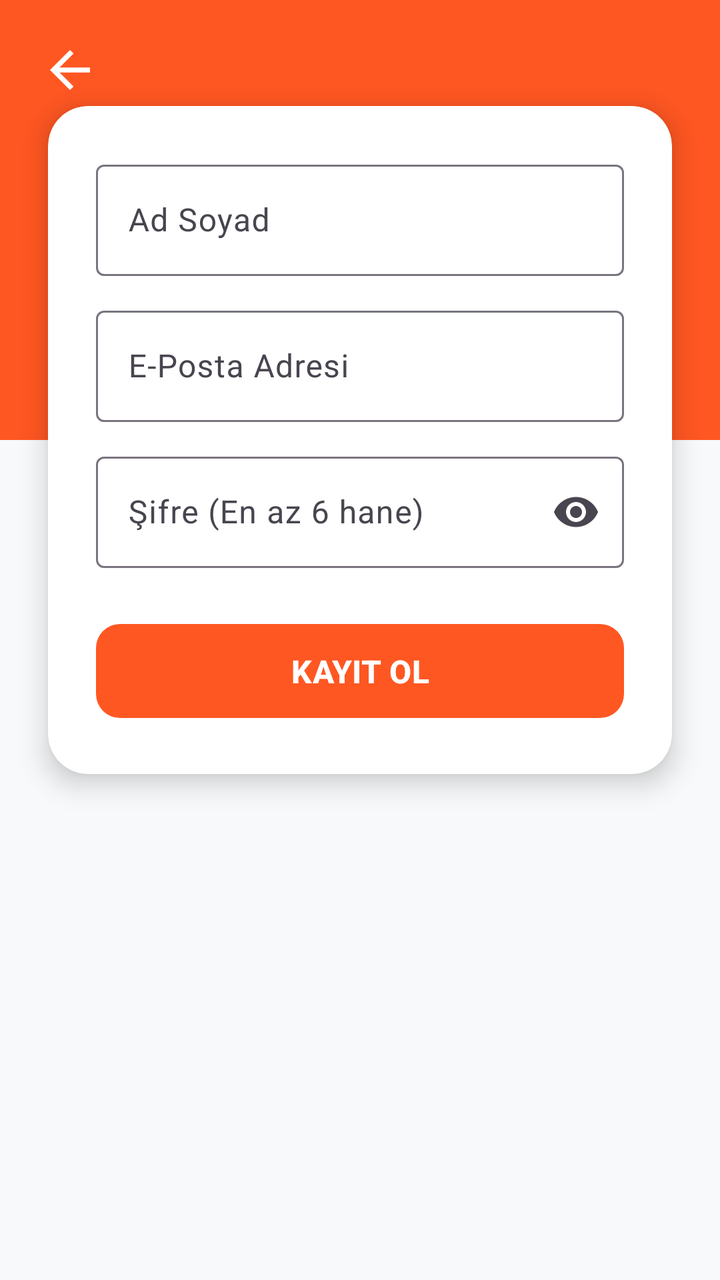
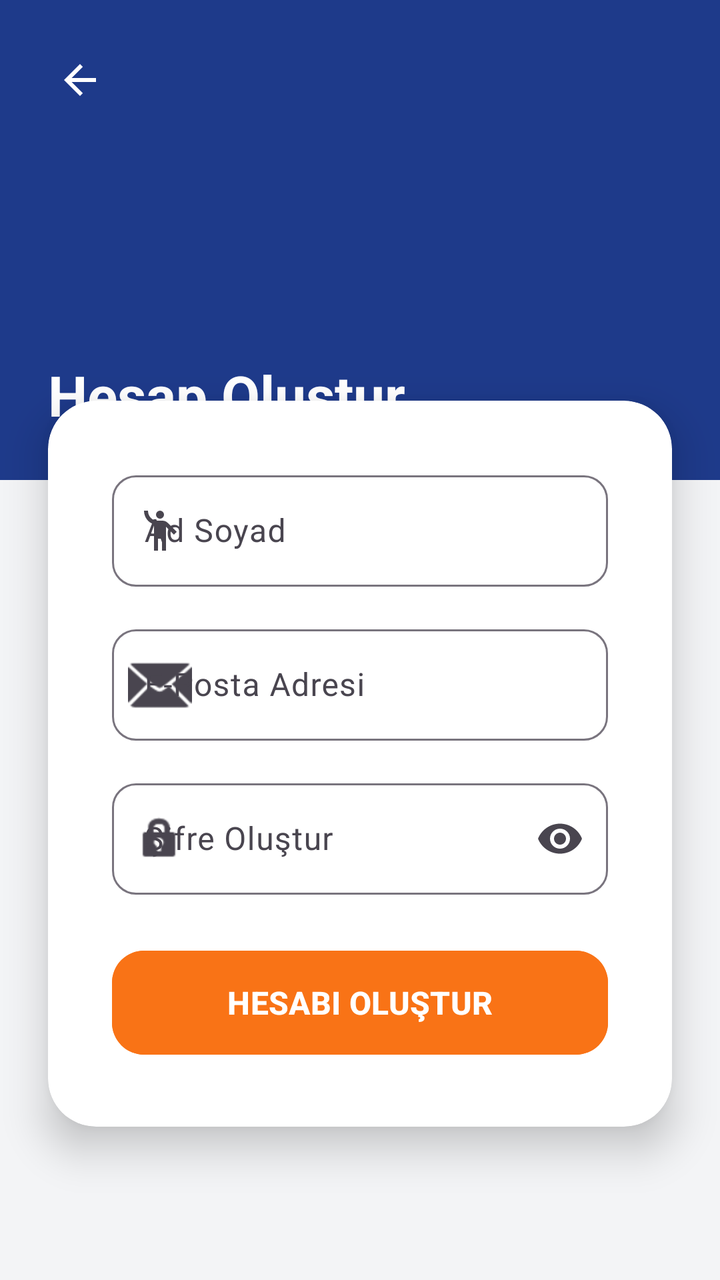

Compare the two renders of this Android layout. The source of the first and the diff that turns it into the second are given below.
<!-- AndroidManifest.xml: application theme Theme.Garajim -->
<!-- res/layout/activity_register.xml -->
<?xml version="1.0" encoding="utf-8"?>
<androidx.constraintlayout.widget.ConstraintLayout xmlns:android="http://schemas.android.com/apk/res/android"
    xmlns:app="http://schemas.android.com/apk/res-auto"
    android:layout_width="match_parent"
    android:layout_height="match_parent"
    android:background="#F8F9FA">

    <View
        android:id="@+id/viewHeaderReg"
        android:layout_width="match_parent"
        android:layout_height="220dp"
        android:background="#FF5722"
        app:layout_constraintTop_toTopOf="parent" />
    <ImageView
        android:id="@+id/btnBackRegister"
        android:layout_width="30dp"
        android:layout_height="30dp"
        android:src="@drawable/ic_back"
        app:tint="@color/white"
        android:layout_margin="20dp"
        android:elevation="5dp"
        app:layout_constraintStart_toStartOf="parent"
        app:layout_constraintTop_toTopOf="parent"/>

    <TextView
        android:layout_width="wrap_content"
        android:layout_height="wrap_content"
        android:text="Yeni Hesap Oluştur"
        android:textColor="@color/white"
        android:textSize="24sp"
        android:textStyle="bold"
        android:layout_marginTop="20dp"
        app:layout_constraintTop_toBottomOf="@id/btnBackRegister"
        app:layout_constraintStart_toStartOf="parent"
        android:layout_marginStart="24dp"/>

    <androidx.cardview.widget.CardView
        android:layout_width="match_parent"
        android:layout_height="wrap_content"
        android:layout_marginHorizontal="24dp"
        android:layout_marginTop="40dp"
        app:cardCornerRadius="20dp"
        app:cardElevation="8dp"
        app:cardBackgroundColor="@color/white"
        app:layout_constraintTop_toBottomOf="@id/viewHeaderReg"
        app:layout_constraintBottom_toBottomOf="@id/viewHeaderReg">

        <LinearLayout
            android:layout_width="match_parent"
            android:layout_height="wrap_content"
            android:orientation="vertical"
            android:padding="24dp">

            <com.google.android.material.textfield.TextInputLayout
                android:layout_width="match_parent"
                android:layout_height="wrap_content"
                android:hint="Ad Soyad"
                android:layout_marginBottom="12dp"
                app:boxBackgroundColor="@color/white">
                <com.google.android.material.textfield.TextInputEditText
                    android:id="@+id/etNameSurname"
                    android:layout_width="match_parent"
                    android:layout_height="wrap_content"
                    android:inputType="textPersonName|textCapWords"/>
            </com.google.android.material.textfield.TextInputLayout>

            <com.google.android.material.textfield.TextInputLayout
                android:layout_width="match_parent"
                android:layout_height="wrap_content"
                android:hint="E-Posta Adresi"
                android:layout_marginBottom="12dp"
                app:boxBackgroundColor="@color/white">
                <com.google.android.material.textfield.TextInputEditText
                    android:id="@+id/etRegEmail"
                    android:layout_width="match_parent"
                    android:layout_height="wrap_content"
                    android:inputType="textEmailAddress"/>
            </com.google.android.material.textfield.TextInputLayout>

            <com.google.android.material.textfield.TextInputLayout
                android:layout_width="match_parent"
                android:layout_height="wrap_content"
                android:hint="Şifre (En az 6 hane)"
                android:layout_marginBottom="24dp"
                app:boxBackgroundColor="@color/white"
                app:endIconMode="password_toggle">
                <com.google.android.material.textfield.TextInputEditText
                    android:id="@+id/etRegPassword"
                    android:layout_width="match_parent"
                    android:layout_height="wrap_content"
                    android:inputType="textPassword"/>
            </com.google.android.material.textfield.TextInputLayout>

            <com.google.android.material.button.MaterialButton
                android:id="@+id/btnRegisterConfirm"
                android:layout_width="match_parent"
                android:layout_height="55dp"
                android:text="KAYIT OL"
                android:textSize="16sp"
                android:textStyle="bold"
                app:cornerRadius="12dp"
                app:backgroundTint="#FF5722"/>

        </LinearLayout>
    </androidx.cardview.widget.CardView>

</androidx.constraintlayout.widget.ConstraintLayout>
<!-- resources referenced by this layout -->
<resources>
  <color name="white">#FFFFFFFF</color>
  <!-- drawable ic_back (drawable) -->
  <vector xmlns:android="http://schemas.android.com/apk/res/android" android:autoMirrored="true" android:height="24dp" android:tint="#000000" android:viewportHeight="24" android:viewportWidth="24" android:width="24dp">
        
      <path android:fillColor="@android:color/white" android:pathData="M20,11H7.83l5.59,-5.59L12,4l-8,8 8,8 1.41,-1.41L7.83,13H20v-2z"/>
      
  </vector>
  <style name="Theme.Garajim" parent="Base.Theme.Garajim" />
  <style name="Base.Theme.Garajim" parent="Theme.Material3.DayNight.NoActionBar">
          
          
      </style>
</resources>

<!-- the commit's change to res/layout/activity_register.xml (unified diff, before → after) -->
@@ -3,60 +3,67 @@
     xmlns:app="http://schemas.android.com/apk/res-auto"
     android:layout_width="match_parent"
     android:layout_height="match_parent"
-    android:background="#F8F9FA">
+    android:background="@color/background_gray">
 
     <View
         android:id="@+id/viewHeaderReg"
         android:layout_width="match_parent"
-        android:layout_height="220dp"
-        android:background="#FF5722"
+        android:layout_height="240dp"
+        android:background="@color/garaj_blue"
         app:layout_constraintTop_toTopOf="parent" />
-    <ImageView
+
+    <ImageButton
         android:id="@+id/btnBackRegister"
-        android:layout_width="30dp"
-        android:layout_height="30dp"
+        android:layout_width="48dp"
+        android:layout_height="48dp"
+        android:layout_margin="16dp"
+        android:background="?selectableItemBackgroundBorderless"
         android:src="@drawable/ic_back"
         app:tint="@color/white"
-        android:layout_margin="20dp"
         android:elevation="5dp"
         app:layout_constraintStart_toStartOf="parent"
-        app:layout_constraintTop_toTopOf="parent"/>
+        app:layout_constraintTop_toTopOf="parent"
+        android:contentDescription="Geri Dön"/>
 
     <TextView
         android:layout_width="wrap_content"
         android:layout_height="wrap_content"
-        android:text="Yeni Hesap Oluştur"
+        android:text="Hesap Oluştur"
         android:textColor="@color/white"
-        android:textSize="24sp"
+        android:textSize="28sp"
         android:textStyle="bold"
-        android:layout_marginTop="20dp"
-        app:layout_constraintTop_toBottomOf="@id/btnBackRegister"
-        app:layout_constraintStart_toStartOf="parent"
-        android:layout_marginStart="24dp"/>
+        android:layout_marginStart="24dp"
+        android:layout_marginBottom="24dp"
+        app:layout_constraintBottom_toBottomOf="@id/viewHeaderReg"
+        app:layout_constraintStart_toStartOf="parent"/>
 
     <androidx.cardview.widget.CardView
         android:layout_width="match_parent"
         android:layout_height="wrap_content"
         android:layout_marginHorizontal="24dp"
-        android:layout_marginTop="40dp"
-        app:cardCornerRadius="20dp"
-        app:cardElevation="8dp"
+        android:layout_marginTop="-40dp"
+        app:cardCornerRadius="24dp"
+        app:cardElevation="12dp"
         app:cardBackgroundColor="@color/white"
-        app:layout_constraintTop_toBottomOf="@id/viewHeaderReg"
-        app:layout_constraintBottom_toBottomOf="@id/viewHeaderReg">
+        app:layout_constraintTop_toBottomOf="@id/viewHeaderReg">
 
         <LinearLayout
             android:layout_width="match_parent"
             android:layout_height="wrap_content"
             android:orientation="vertical"
-            android:padding="24dp">
+            android:padding="32dp">
 
             <com.google.android.material.textfield.TextInputLayout
                 android:layout_width="match_parent"
                 android:layout_height="wrap_content"
                 android:hint="Ad Soyad"
-                android:layout_marginBottom="12dp"
-                app:boxBackgroundColor="@color/white">
+                app:boxBackgroundMode="outline"
+                app:boxCornerRadiusTopStart="12dp"
+                app:boxCornerRadiusTopEnd="12dp"
+                app:boxCornerRadiusBottomStart="12dp"
+                app:boxCornerRadiusBottomEnd="12dp"
+                app:startIconDrawable="@drawable/ic_person"
+                android:layout_marginBottom="16dp">
                 <com.google.android.material.textfield.TextInputEditText
                     android:id="@+id/etNameSurname"
                     android:layout_width="match_parent"
@@ -68,8 +75,13 @@
                 android:layout_width="match_parent"
                 android:layout_height="wrap_content"
                 android:hint="E-Posta Adresi"
-                android:layout_marginBottom="12dp"
-                app:boxBackgroundColor="@color/white">
+                app:boxBackgroundMode="outline"
+                app:boxCornerRadiusTopStart="12dp"
+                app:boxCornerRadiusTopEnd="12dp"
+                app:boxCornerRadiusBottomStart="12dp"
+                app:boxCornerRadiusBottomEnd="12dp"
+                app:startIconDrawable="@android:drawable/ic_dialog_email"
+                android:layout_marginBottom="16dp">
                 <com.google.android.material.textfield.TextInputEditText
                     android:id="@+id/etRegEmail"
                     android:layout_width="match_parent"
@@ -80,10 +92,15 @@
             <com.google.android.material.textfield.TextInputLayout
                 android:layout_width="match_parent"
                 android:layout_height="wrap_content"
-                android:hint="Şifre (En az 6 hane)"
-                android:layout_marginBottom="24dp"
-                app:boxBackgroundColor="@color/white"
-                app:endIconMode="password_toggle">
+                android:hint="Şifre Oluştur"
+                app:boxBackgroundMode="outline"
+                app:boxCornerRadiusTopStart="12dp"
+                app:boxCornerRadiusTopEnd="12dp"
+                app:boxCornerRadiusBottomStart="12dp"
+                app:boxCornerRadiusBottomEnd="12dp"
+                app:startIconDrawable="@android:drawable/ic_lock_idle_lock"
+                app:endIconMode="password_toggle"
+                android:layout_marginBottom="24dp">
                 <com.google.android.material.textfield.TextInputEditText
                     android:id="@+id/etRegPassword"
                     android:layout_width="match_parent"
@@ -94,14 +111,14 @@
             <com.google.android.material.button.MaterialButton
                 android:id="@+id/btnRegisterConfirm"
                 android:layout_width="match_parent"
-                android:layout_height="55dp"
-                android:text="KAYIT OL"
+                android:layout_height="60dp"
+                android:text="HESABI OLUŞTUR"
                 android:textSize="16sp"
                 android:textStyle="bold"
-                app:cornerRadius="12dp"
-                app:backgroundTint="#FF5722"/>
+                app:cornerRadius="16dp"
+                android:backgroundTint="@color/garaj_orange"
+                android:elevation="4dp"/>
 
         </LinearLayout>
     </androidx.cardview.widget.CardView>
-
 </androidx.constraintlayout.widget.ConstraintLayout>
<!-- resource entries referenced after the edit -->
@@ -1,16 +1,31 @@
 <!-- resources referenced by this layout -->
 <resources>
-  <color name="white">#FFFFFFFF</color>
+  <color name="background_gray">#F3F4F6</color>
+  <color name="garaj_blue">#1E3A8A</color>
+  <color name="garaj_orange">#F97316</color>
+  <color name="white">#FFFFFF</color>
   <!-- drawable ic_back (drawable) -->
   <vector xmlns:android="http://schemas.android.com/apk/res/android" android:autoMirrored="true" android:height="24dp" android:tint="#000000" android:viewportHeight="24" android:viewportWidth="24" android:width="24dp">
         
       <path android:fillColor="@android:color/white" android:pathData="M20,11H7.83l5.59,-5.59L12,4l-8,8 8,8 1.41,-1.41L7.83,13H20v-2z"/>
       
   </vector>
+  <!-- drawable ic_person (drawable) -->
+  <vector xmlns:android="http://schemas.android.com/apk/res/android" android:height="24dp" android:tint="#000000" android:viewportHeight="960" android:viewportWidth="960" android:width="24dp">
+        
+      <path android:fillColor="@android:color/white" android:pathData="M360,880L360,351Q269,327 214.5,250.5Q160,174 160,80L240,80Q240,163 293.5,221.5Q347,280 430,280L530,280Q560,280 586,291Q612,302 633,323L814,504L758,560L600,402L600,880L520,880L520,640L440,640L440,880L360,880ZM480,240Q447,240 423.5,216.5Q400,193 400,160Q400,127 423.5,103.5Q447,80 480,80Q513,80 536.5,103.5Q560,127 560,160Q560,193 536.5,216.5Q513,240 480,240Z"/>
+      
+  </vector>
   <style name="Theme.Garajim" parent="Base.Theme.Garajim" />
   <style name="Base.Theme.Garajim" parent="Theme.Material3.DayNight.NoActionBar">
-          
-          
-      </style>
+          <item name="colorPrimary">@color/garaj_blue</item>
+          <item name="colorOnPrimary">@color/white</item>
+          <item name="colorSecondary">@color/garaj_orange</item>
+          <item name="colorOnSecondary">@color/white</item>
+  
+          <item name="android:colorBackground">@color/background_gray</item>
+  
+          <item name="android:statusBarColor">@color/background_gray</item>
+          <item name="android:windowLightStatusBar">true</item> </style>
 </resources>
 
